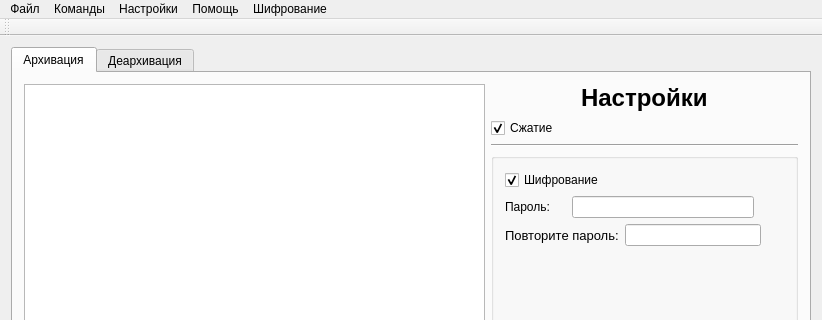
Above: main_form.ui from DmitryPrischep/command before the change; both pictures show x 0 to 822 and y 0 to 320 of the 822 by 493 pixel window. Below: the same form after it.
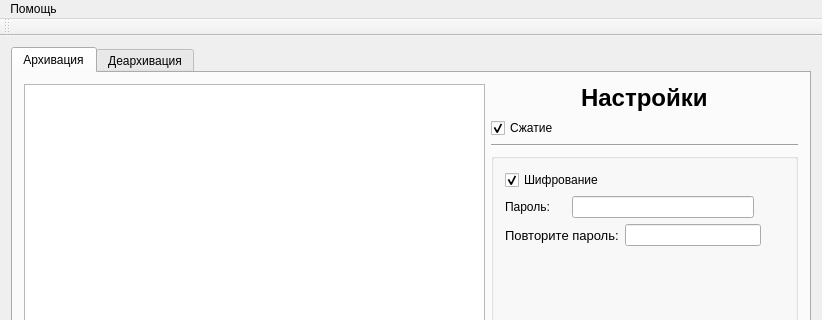
That is the form after the change. Icons and pictures are not drawn.

Patch:
```diff
--- a/main_form.ui
+++ b/main_form.ui
@@ -10,6 +10,12 @@
     <height>493</height>
    </rect>
   </property>
+  <property name="maximumSize">
+   <size>
+    <width>1000</width>
+    <height>1000</height>
+   </size>
+  </property>
   <property name="windowTitle">
    <string>tartar</string>
   </property>
@@ -420,24 +426,6 @@
      <height>22</height>
     </rect>
    </property>
-   <widget class="QMenu" name="menu">
-    <property name="title">
-     <string>Файл</string>
-    </property>
-    <addaction name="action_4"/>
-    <addaction name="separator"/>
-    <addaction name="action_6"/>
-    <addaction name="separator"/>
-    <addaction name="action_8"/>
-    <addaction name="action_9"/>
-   </widget>
-   <widget class="QMenu" name="menu_2">
-    <property name="title">
-     <string>Команды</string>
-    </property>
-    <addaction name="action_5"/>
-    <addaction name="action_7"/>
-   </widget>
    <widget class="QMenu" name="menu_3">
     <property name="title">
      <string>Помощь</string>
@@ -447,23 +435,7 @@
     <addaction name="separator"/>
     <addaction name="action_3"/>
    </widget>
-   <widget class="QMenu" name="menu_4">
-    <property name="title">
-     <string>Настройки</string>
-    </property>
-    <addaction name="action_10"/>
-   </widget>
-   <widget class="QMenu" name="menu_5">
-    <property name="title">
-     <string>Шифрование</string>
-    </property>
-    <addaction name="action_11"/>
-   </widget>
-   <addaction name="menu"/>
-   <addaction name="menu_2"/>
-   <addaction name="menu_4"/>
    <addaction name="menu_3"/>
-   <addaction name="menu_5"/>
   </widget>
   <widget class="QToolBar" name="mainToolBar">
    <attribute name="toolBarArea">
```
Left out of the diff: 94 changed lines with no effect on the pictures.
